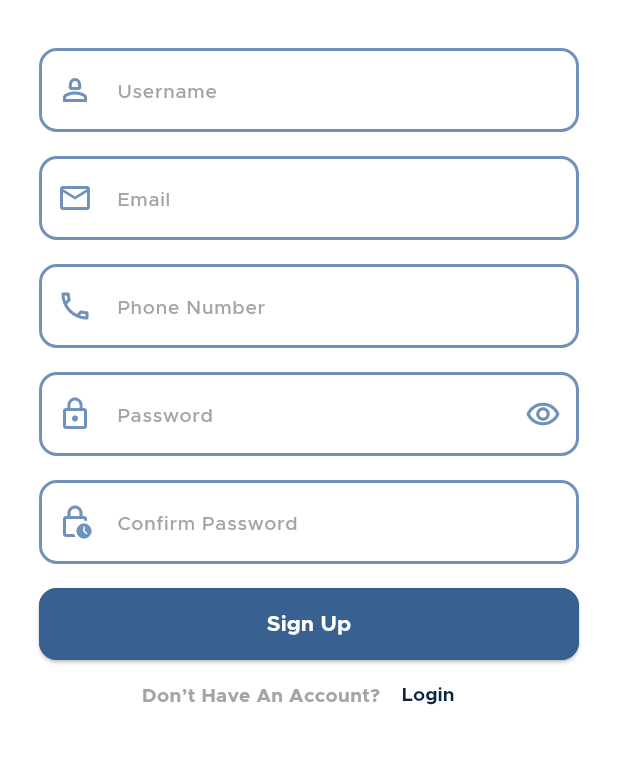
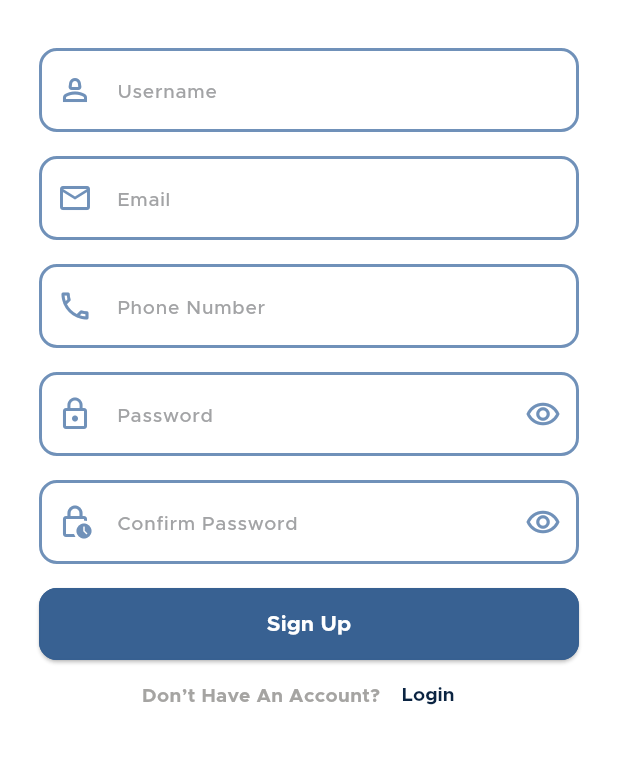
Before and after one commit to Mahmoud-Magdyy/Eventak, a Flutter app: the RegisterScreen screen opened by its route, on a phone screen of 412 x 824 dp, the part 327-1091 px from its top. Run offline on Flutter 3.47's test engine with Material 3 defaults, Android fonts, the phone set to English and light mode, and no system bars; our stand-ins replace device_preview, flutter_bloc, flutter_svg, font_awesome_flutter, get_it, go_router and 2 more; accounts and stored records are empty.

Commit message:
Add confirm password functionality and navigation to Register and Sign In screens
- Added functionality to show/hide confirm password in Register screen
- Added navigation to Register screen from Sign In screen when clicking on
  "register" button.

```diff
--- a/lib/features/auth/presentation/auth_cubit/regsiter_cubit/register_cubit.dart
+++ b/lib/features/auth/presentation/auth_cubit/regsiter_cubit/register_cubit.dart
@@ -9,8 +9,7 @@ class RegisterCubit extends Cubit<RegisterState> {
   TextEditingController emailController = TextEditingController();
   TextEditingController phoneController = TextEditingController();
   TextEditingController passwordController = TextEditingController();
-  TextEditingController confirmPasswordController = TextEditingController();
-
+  //passowrd text field
   bool isLoginPasswordsShowing = true;
   IconData suffixIcon = Icons.remove_red_eye_outlined;
   void changeLoginPasswordSuffixIcon() {
@@ -21,4 +20,15 @@ class RegisterCubit extends Cubit<RegisterState> {
     //     : Icons.visibility_off;
     emit(ChangeLoginPasswordSuffixIcon());
   }
+
+  //* confirm password text field
+  TextEditingController confirmPasswordController = TextEditingController();
+  bool isConfirmPasswordsShowing = true;
+  IconData suffixIconConfirmPassword = Icons.remove_red_eye_outlined;
+  void changeConfirmPasswordSuffixIcon() {
+    isConfirmPasswordsShowing = !isConfirmPasswordsShowing;
+    // suffixIconConfirmPassword =
+    //     isConfirmPasswordsShowing ? Icons.visibility : Icons.visibility_off;
+    emit(ChangeConfirmPasswordSuffixIcon());
+  }
 }
--- a/lib/features/auth/presentation/auth_cubit/regsiter_cubit/register_state.dart
+++ b/lib/features/auth/presentation/auth_cubit/regsiter_cubit/register_state.dart
@@ -3,3 +3,4 @@ sealed class RegisterState {}
 
 final class RegisterInitial extends RegisterState {}
 final class ChangeLoginPasswordSuffixIcon extends RegisterState {}
+final class ChangeConfirmPasswordSuffixIcon extends RegisterState {}
--- a/lib/features/auth/presentation/screens/register_screen.dart
+++ b/lib/features/auth/presentation/screens/register_screen.dart
@@ -1,3 +1,4 @@
+import 'package:eventak/core/functions/navigate.dart';
 import 'package:eventak/core/locale/app_loacl.dart';
 import 'package:eventak/core/utils/app_strings.dart';
 import 'package:eventak/core/utils/app_styles.dart';
@@ -42,9 +43,12 @@ class RegisterScreen extends StatelessWidget {
                   height: 32,
                 ),
                 const CustomFormRegister(),
-                const DontHaveAndRegistr(
+                 DontHaveAndRegistr(
                   dontHave: AppStrings.dontHaveAcc,
                   textButton: AppStrings.login,
+                  onPressed: (){
+                    customReplacementNavigate(context, '/SignIn');
+                  },
                 )
               ],
             ),
--- a/lib/features/auth/presentation/screens/sign_in_screen.dart
+++ b/lib/features/auth/presentation/screens/sign_in_screen.dart
@@ -48,10 +48,11 @@ class SignIn extends StatelessWidget {
                   height: 56,
                 ),
                 const CustomSignUpForm(),
-                 DontHaveAndRegistr(
+                DontHaveAndRegistr(
                   dontHave: AppStrings.dontHaveAcc,
                   textButton: AppStrings.register,
-                  onPressed: () => customNavigate(context, '/RegisterScreen'),
+                  onPressed: () =>
+                      customReplacementNavigate(context, '/RegisterScreen'),
                 )
               ],
             ),
--- a/lib/features/auth/presentation/widgets/custom_form_register.dart
+++ b/lib/features/auth/presentation/widgets/custom_form_register.dart
@@ -67,9 +67,18 @@ class CustomFormRegister extends StatelessWidget {
                 ),
                 //!confirm password
                 CustomTextFormField(
+
                   prefixIcon: const Icon(Icons.lock_clock_outlined),
                   hint: AppStrings.confirmPassword.tr(context),
                   controller: registerCubit.confirmPasswordController,
+                  passwordIsVisable: registerCubit.isConfirmPasswordsShowing,
+                  icon: registerCubit.suffixIcon,
+                  suffixIconColor: registerCubit.isConfirmPasswordsShowing
+                      ? AppColors.lightBlue
+                      : AppColors.deepBlue,
+                  suffixIconOnPressed: () {
+                    registerCubit.changeConfirmPasswordSuffixIcon();
+                  },
                 ),
                 const SizedBox(
                   height: 16,
```
